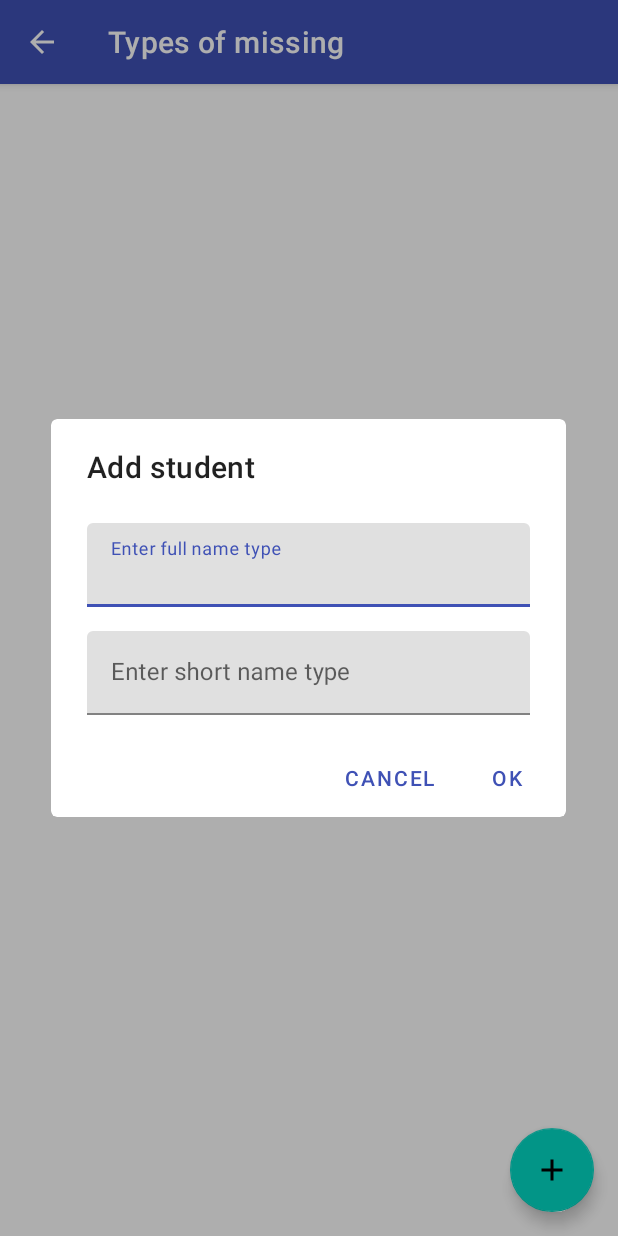
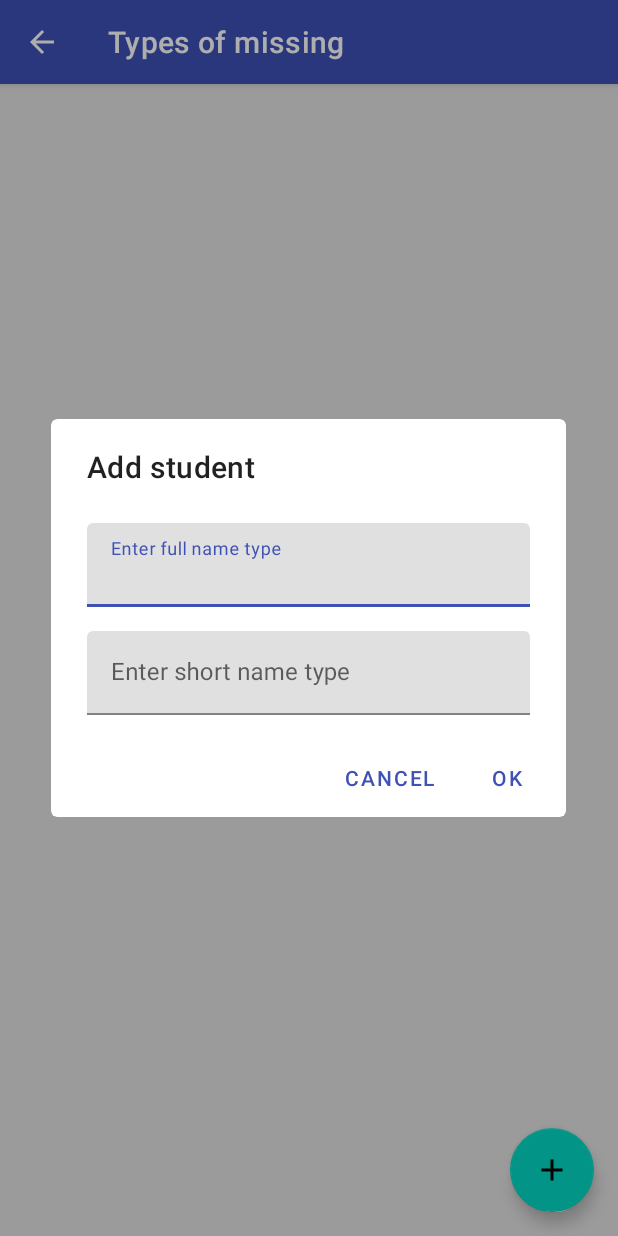
Before and after one commit to pasichenko/Journal, an Android app: the SettingTypesMissingActivity screen opened directly, with no data from a screen before it, after a tap on an icon or button, on a phone screen of 412 x 824 dp. Run offline under Robolectric (Android 15) with nearby library versions, the light colour scheme and no system bars; our stand-ins replace ButterKnife, Firebase (no records; nobody signed in at launch, a user with empty details on screens opened directly).

Commit message:
Fix style

```diff
--- a/app/src/main/res/layout/activity_setting_types_missing.xml
+++ b/app/src/main/res/layout/activity_setting_types_missing.xml
@@ -4,6 +4,7 @@
     xmlns:tools="http://schemas.android.com/tools"
     android:layout_width="match_parent"
     android:layout_height="match_parent"
+    android:background="#E4E3E3"
     tools:context=".activities.SettingTypesMissingActivity">
 
     <androidx.recyclerview.widget.RecyclerView
@@ -22,6 +23,7 @@
         android:layout_marginEnd="16dp"
         android:layout_marginBottom="16dp"
         android:clickable="true"
+        android:focusable="true"
         android:src="@drawable/ic_add"
         app:layout_constraintBottom_toBottomOf="parent"
         app:layout_constraintEnd_toEndOf="parent" />
```
